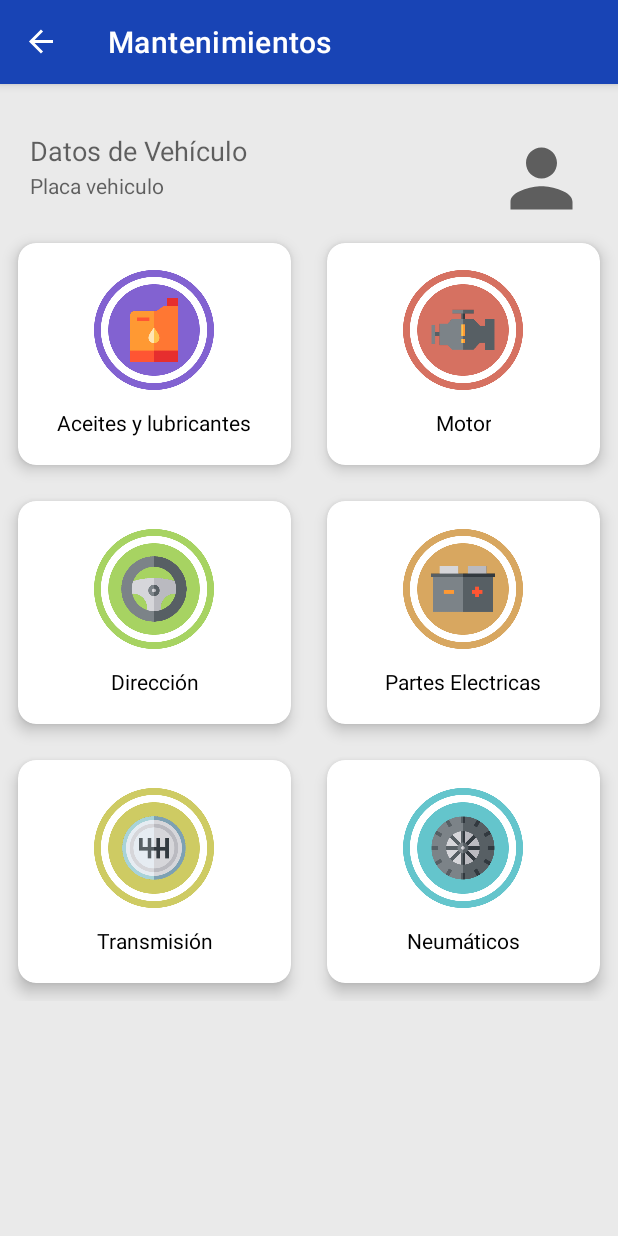
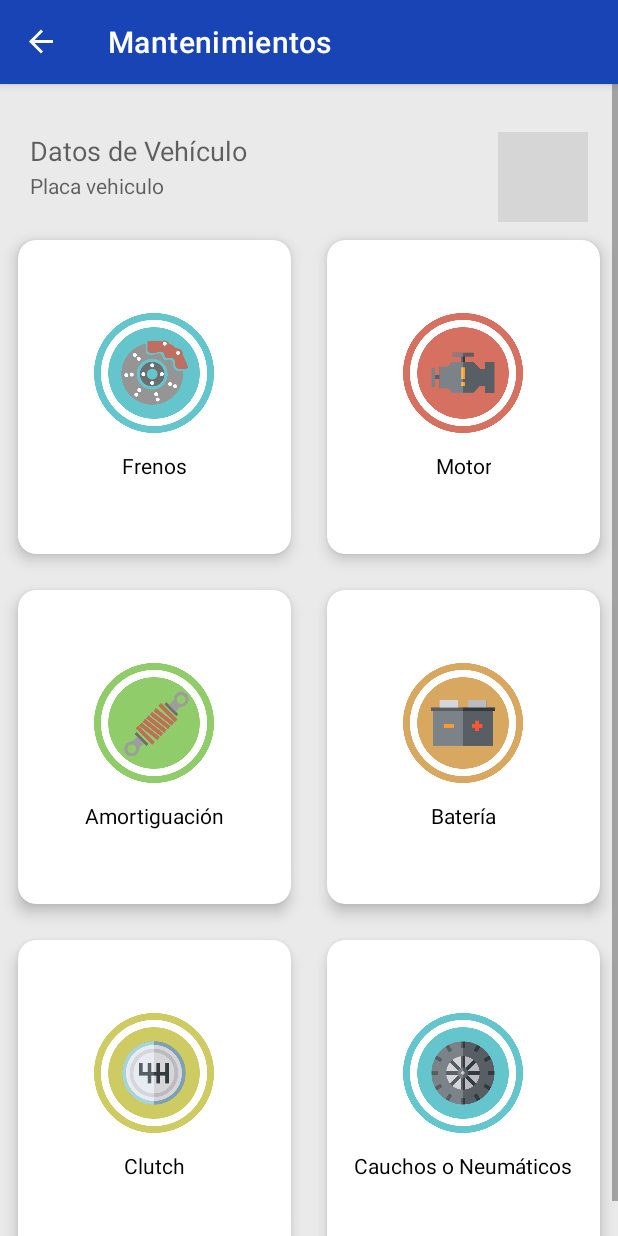
Before and after one commit to sebasnake2314/Cuida-tu-carro, an Android app: the mantenimiento screen opened through its navigation route, on a phone screen of 412 x 824 dp. Run offline under Robolectric (Android 15) with nearby library versions, the phone set to English and light mode, and no system bars; our stand-ins replace CircleImageView, navigation-ui; 5 statements that could not run were skipped; grey boxes are pictures that could not be loaded.

Commit message:
cambios en pantalla de Mantenimiento

```diff
--- a/app/src/main/java/com/example/cuidatucarro/ui/autos/AutosFragment.kt
+++ b/app/src/main/java/com/example/cuidatucarro/ui/autos/AutosFragment.kt
@@ -18,11 +18,13 @@ import com.bumptech.glide.Glide
 import com.example.cuidatucarro.R
 import com.example.cuidatucarro.objetos.Autos
 import com.example.cuidatucarro.recyclers.MainAdapter
+import com.example.cuidatucarro.ui.mantenimiento.mantenimiento
 import com.example.cuidatucarro.viewmodel.AutoViewModel
 import com.google.android.material.bottomappbar.BottomAppBar
 import com.google.android.material.floatingactionbutton.FloatingActionButton
 import com.google.firebase.auth.FirebaseAuth
 import kotlinx.android.synthetic.main.fragment_auto.*
+import kotlinx.android.synthetic.main.fragment_mantenimiento.view.*
 import kotlinx.android.synthetic.main.tarjeta_veh.view.*
 
 
@@ -171,7 +173,15 @@ class AutosFragment : Fragment(),MainAdapter.OnAutoClickListener {
         btnMantenimiento.setOnClickListener{
             alertDialog.dismiss()
 
-            findNavController().navigate(R.id.Mantenimientos)
+            //val intent = Intent(context, R.id.Mantenimientos::class.java)
+            //mante.putExtra("datosveh","${auto.aut_marca_c} ${auto.aut_modelo_c}")
+            //mante.putExtra("placa", auto.aut_patente_c)
+            //mante.putExtra("imageURL",auto.auto_uri_foto)
+            //startActivity(intent)
+
+            val bundle = Bundle()
+            bundle.putParcelable("auto", auto)
+           findNavController().navigate(R.id.Mantenimientos,bundle)
         }
 
         //Modificar datos de Vehículos
--- a/app/src/main/java/com/example/cuidatucarro/ui/mantenimiento/mantenimiento.kt
+++ b/app/src/main/java/com/example/cuidatucarro/ui/mantenimiento/mantenimiento.kt
@@ -5,12 +5,22 @@ import androidx.fragment.app.Fragment
 import android.view.LayoutInflater
 import android.view.View
 import android.view.ViewGroup
+import com.bumptech.glide.Glide
 import com.example.cuidatucarro.R
+import com.example.cuidatucarro.objetos.Autos
+import kotlinx.android.synthetic.main.activity_imagen_vehiculo.*
+import kotlinx.android.synthetic.main.fragment_mantenimiento.*
 
 class mantenimiento : Fragment() {
 
+    private lateinit var auto: Autos
+
     override fun onCreate(savedInstanceState: Bundle?) {
         super.onCreate(savedInstanceState)
+
+        requireArguments().let{
+            auto = it.getParcelable("auto")!!
+        }
     }
 
     override fun onCreateView(
@@ -21,4 +31,12 @@ class mantenimiento : Fragment() {
         return inflater.inflate(R.layout.fragment_mantenimiento, container, false)
     }
 
+    override fun onViewCreated(view: View, savedInstanceState: Bundle?) {
+        super.onViewCreated(view, savedInstanceState)
+
+        placaVehiculo.text = auto.aut_patente_c
+        datosVehiculo.text = "${auto.aut_marca_c} ${auto.aut_modelo_c}"
+        Glide.with(this).load(auto.aut_image).into(image_auto)
+    }
+
 }
--- a/app/src/main/res/layout/fragment_mantenimiento.xml
+++ b/app/src/main/res/layout/fragment_mantenimiento.xml
@@ -37,16 +37,23 @@
             android:layout_width="wrap_content"
             android:layout_height="wrap_content"/>
 
-        <ImageView
+
+
+        <de.hdodenhof.circleimageview.CircleImageView
+            android:id="@+id/image_auto"
+            android:layout_width="60dp"
+            android:layout_height="60dp"
             android:layout_alignParentRight="true"
+            android:background="@color/fui_transparent"
             android:src="@drawable/ic_perfil"
-            android:layout_width="62dp"
-            android:layout_height="62dp"/>
+            app:civ_border_color="@android:color/holo_blue_dark"
+            app:civ_border_width="2dp"/>
+
     </RelativeLayout>
 
     <GridLayout
         android:layout_width="match_parent"
-        android:layout_height="517dp"
+        android:layout_height="700dp"
         android:alignmentMode="alignMargins"
         android:columnCount="2"
         android:columnOrderPreserved="false"
@@ -72,14 +79,14 @@
                 <ImageView
                     android:layout_width="80dp"
                     android:layout_height="80dp"
-                    android:src="@drawable/aceite" />
+                    android:src="@drawable/frenos" />
 
                 <TextView
                     android:layout_width="wrap_content"
                     android:layout_height="wrap_content"
                     android:layout_marginTop="12dp"
                     android:gravity="center_horizontal"
-                    android:text="Aceites y lubricantes"
+                    android:text="Frenos"
                     android:textAlignment="center"
                     android:textColor="@android:color/black"
                     android:textSize="14sp" />
@@ -145,14 +152,14 @@
                 <ImageView
                     android:layout_width="80dp"
                     android:layout_height="80dp"
-                    android:src="@drawable/volante" />
+                    android:src="@drawable/amortiguador" />
 
                 <TextView
                     android:layout_width="wrap_content"
                     android:layout_height="wrap_content"
                     android:layout_marginTop="12dp"
                     android:gravity="center_horizontal"
-                    android:text="Dirección"
+                    android:text="Amortiguación"
                     android:textAlignment="center"
                     android:textColor="@android:color/black"
                     android:textSize="14sp" />
@@ -188,7 +195,7 @@
                     android:layout_height="wrap_content"
                     android:layout_marginTop="12dp"
                     android:gravity="center_horizontal"
-                    android:text="Partes Electricas"
+                    android:text="Batería"
                     android:textAlignment="center"
                     android:textColor="@android:color/black"
                     android:textSize="14sp" />
@@ -225,7 +232,7 @@
                     android:layout_height="wrap_content"
                     android:layout_marginTop="12dp"
                     android:gravity="center_horizontal"
-                    android:text="Transmisión"
+                    android:text="Clutch"
                     android:textAlignment="center"
                     android:textColor="@android:color/black"
                     android:textSize="14sp" />
@@ -261,7 +268,7 @@
                     android:layout_height="wrap_content"
                     android:layout_marginTop="12dp"
                     android:gravity="center_horizontal"
-                    android:text="Neumáticos"
+                    android:text="Cauchos o Neumáticos"
                     android:textAlignment="center"
                     android:textColor="@android:color/black"
                     android:textSize="14sp" />
@@ -271,6 +278,10 @@
         </androidx.cardview.widget.CardView>
 
 
+
+
+
+
     </GridLayout>
 
 
```
Also changed, not shown: app/src/main/res/drawable/amortiguador.png (added), app/src/main/res/drawable/frenos.png (added).
